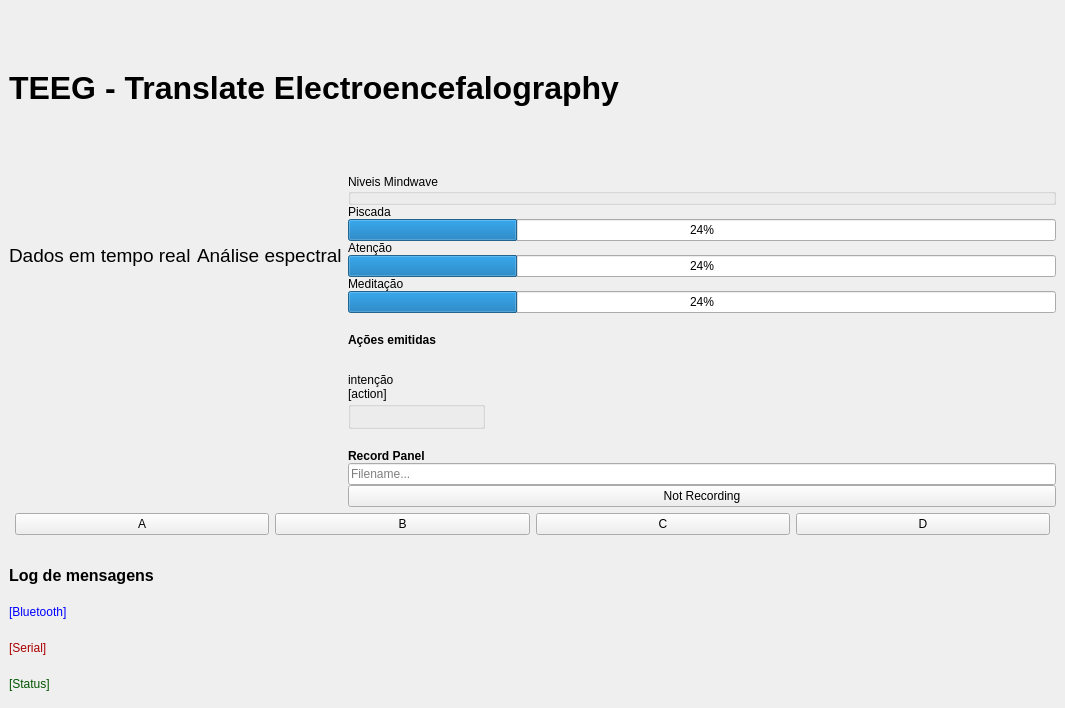
This is app/gui.ui in ITA-ftuyama/TG as Qt 5 draws it before an edit. The edited form follows.
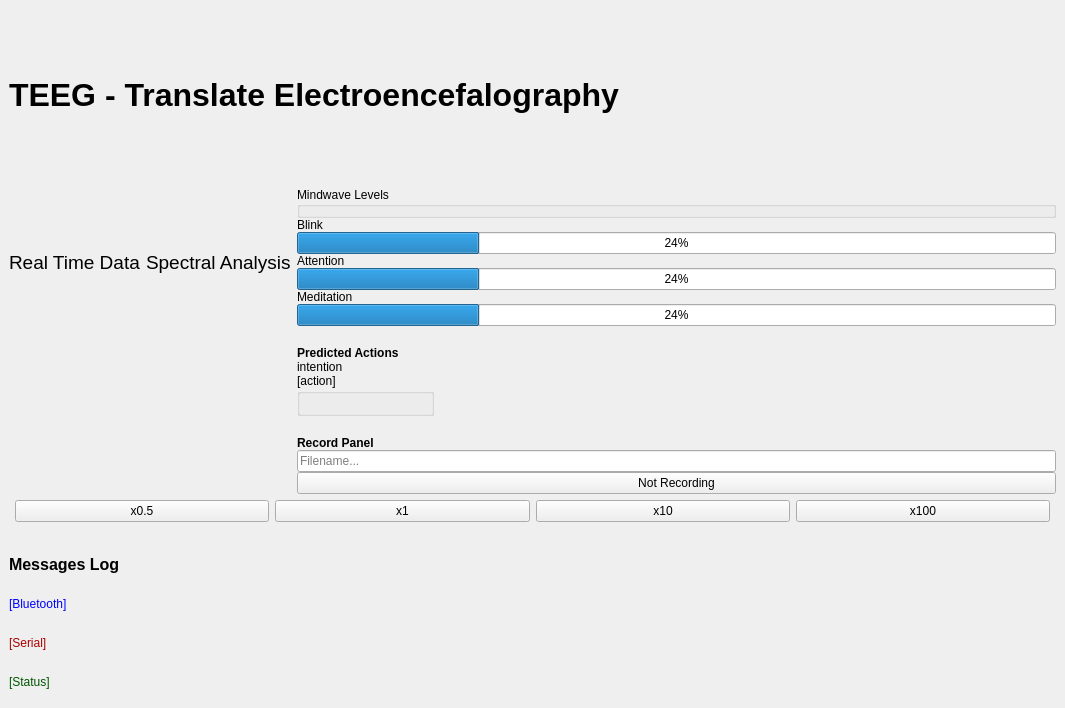
This is the edited form. Custom widgets are drawn as their Qt base class.

```diff
--- a/app/gui.ui
+++ b/app/gui.ui
@@ -43,7 +43,7 @@
         <item>
          <widget class="QLabel" name="label">
           <property name="text">
-           <string>&lt;html&gt;&lt;head/&gt;&lt;body&gt;&lt;p&gt;&lt;span style=&quot; font-size:14pt;&quot;&gt;Dados em tempo real&lt;/span&gt;&lt;/p&gt;&lt;/body&gt;&lt;/html&gt;</string>
+           <string>&lt;html&gt;&lt;head/&gt;&lt;body&gt;&lt;p&gt;&lt;span style=&quot; font-size:14pt;&quot;&gt;Real Time Data&lt;/span&gt;&lt;/p&gt;&lt;/body&gt;&lt;/html&gt;</string>
           </property>
          </widget>
         </item>
@@ -57,7 +57,7 @@
         <item>
          <widget class="QLabel" name="label_3">
           <property name="text">
-           <string>&lt;html&gt;&lt;head/&gt;&lt;body&gt;&lt;p&gt;&lt;span style=&quot; font-size:14pt;&quot;&gt;Análise espectral&lt;/span&gt;&lt;/p&gt;&lt;/body&gt;&lt;/html&gt;</string>
+           <string>&lt;html&gt;&lt;head/&gt;&lt;body&gt;&lt;p&gt;&lt;span style=&quot; font-size:14pt;&quot;&gt;Spectral Analysis&lt;/span&gt;&lt;/p&gt;&lt;/body&gt;&lt;/html&gt;</string>
           </property>
          </widget>
         </item>
@@ -77,14 +77,14 @@
         <item>
          <widget class="QGroupBox" name="groupBox_2">
           <property name="title">
-           <string>Niveis Mindwave</string>
+           <string>Mindwave Levels</string>
           </property>
          </widget>
         </item>
         <item>
          <widget class="QLabel" name="label_6">
           <property name="text">
-           <string>Piscada</string>
+           <string>Blink</string>
           </property>
          </widget>
         </item>
@@ -98,7 +98,7 @@
         <item>
          <widget class="QLabel" name="label_5">
           <property name="text">
-           <string>Atenção</string>
+           <string>Attention</string>
           </property>
          </widget>
         </item>
@@ -112,7 +112,7 @@
         <item>
          <widget class="QLabel" name="label_7">
           <property name="text">
-           <string>Meditação</string>
+           <string>Meditation</string>
           </property>
          </widget>
         </item>
@@ -136,7 +136,7 @@
           </property>
          </spacer>
         </item>
-        <item alignment="Qt::AlignTop">
+        <item>
          <widget class="QLabel" name="label_10">
           <property name="sizePolicy">
            <sizepolicy hsizetype="Preferred" vsizetype="Preferred">
@@ -151,14 +151,14 @@
            </size>
           </property>
           <property name="text">
-           <string>&lt;html&gt;&lt;head/&gt;&lt;body&gt;&lt;p&gt;&lt;span style=&quot; font-weight:600;&quot;&gt;Ações emitidas&lt;/span&gt;&lt;/p&gt;&lt;p&gt;&lt;/p&gt;&lt;/body&gt;&lt;/html&gt;</string>
+           <string>&lt;html&gt;&lt;head/&gt;&lt;body&gt;&lt;p&gt;&lt;span style=&quot; font-weight:600;&quot;&gt;Predicted Actions&lt;/span&gt;&lt;/p&gt;&lt;/body&gt;&lt;/html&gt;</string>
           </property>
          </widget>
         </item>
         <item>
          <widget class="QLabel" name="intention_label">
           <property name="text">
-           <string>intenção</string>
+           <string>intention</string>
           </property>
          </widget>
         </item>
@@ -252,28 +252,28 @@
       <item>
        <widget class="QPushButton" name="btnA">
         <property name="text">
-         <string>A</string>
+         <string>x0.5</string>
         </property>
        </widget>
       </item>
       <item>
        <widget class="QPushButton" name="btnB">
         <property name="text">
-         <string>B</string>
+         <string>x1</string>
         </property>
        </widget>
       </item>
       <item>
        <widget class="QPushButton" name="btnC">
         <property name="text">
-         <string>C</string>
+         <string>x10</string>
         </property>
        </widget>
       </item>
       <item>
        <widget class="QPushButton" name="btnD">
         <property name="text">
-         <string>D</string>
+         <string>x100</string>
         </property>
        </widget>
       </item>
@@ -299,7 +299,7 @@
         <item>
          <widget class="QLabel" name="label_4">
           <property name="text">
-           <string>&lt;html&gt;&lt;head/&gt;&lt;body&gt;&lt;p&gt;&lt;span style=&quot; font-size:12pt; font-weight:600;&quot;&gt;Log de mensagens&lt;/span&gt;&lt;/p&gt;&lt;/body&gt;&lt;/html&gt;</string>
+           <string>&lt;html&gt;&lt;head/&gt;&lt;body&gt;&lt;p&gt;&lt;span style=&quot; font-size:12pt; font-weight:600;&quot;&gt;Messages Log&lt;/span&gt;&lt;/p&gt;&lt;/body&gt;&lt;/html&gt;</string>
           </property>
          </widget>
         </item>
```
